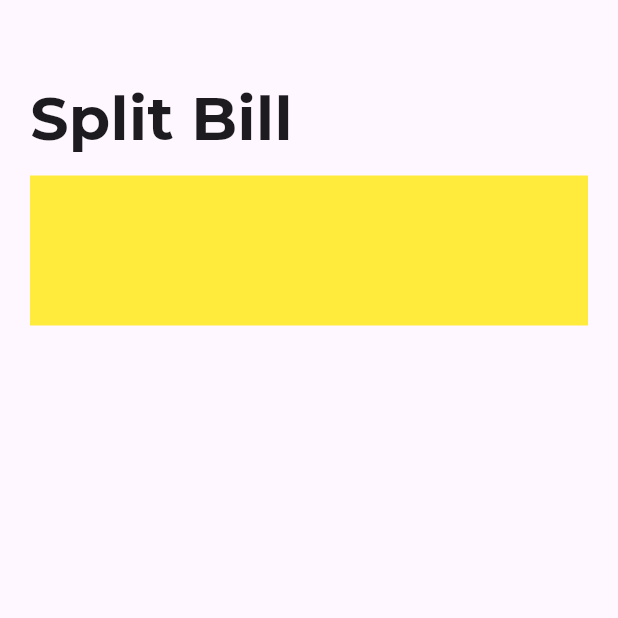
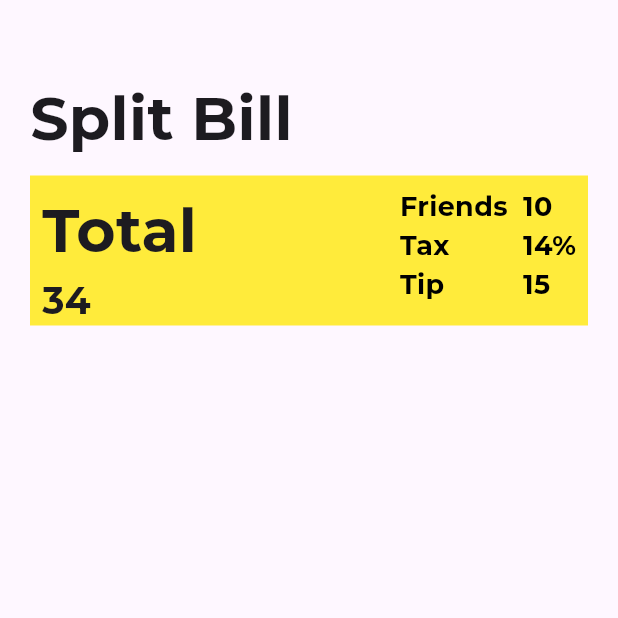
Before and after one commit to UildsonSantos/billsplit, a Flutter app: the screen it shows after launch, on a phone screen of 412 x 824 dp, the top half of it. Run offline on Flutter 3.47's test engine with Material 3 defaults, Android fonts, the phone set to English and light mode, and no system bars; our stand-ins replace google_fonts.

Commit message:
upper container of HomePage

```diff
--- a/lib/page/home.dart
+++ b/lib/page/home.dart
@@ -9,11 +9,14 @@ class BillSplit extends StatefulWidget {
 }
 
 class _BillSplitState extends State<BillSplit> {
+  TextStyle infoStyle = GoogleFonts.montserrat(
+      fontSize: 18, color: Colors.black, fontWeight: FontWeight.w700);
+
   @override
   Widget build(BuildContext context) {
     return Scaffold(
       body: Container(
-         margin: const EdgeInsets.only(left: 20, right: 20),
+        margin: const EdgeInsets.only(left: 20, right: 20),
         child: Column(
           children: [
             Container(
@@ -34,6 +37,57 @@ class _BillSplitState extends State<BillSplit> {
               decoration: const BoxDecoration(
                 color: Colors.yellow,
               ),
+              child: Row(
+                mainAxisAlignment: MainAxisAlignment.spaceBetween,
+                children: [
+                  Padding(
+                    padding: const EdgeInsets.all(8.0),
+                    child: Column(
+                      crossAxisAlignment: CrossAxisAlignment.start,
+                      children: [
+                        Text(
+                          'Total',
+                          style: GoogleFonts.montserrat(
+                            fontSize: 40,
+                            fontWeight: FontWeight.w700,
+                          ),
+                        ),
+                        Text(
+                          '34',
+                          style: GoogleFonts.montserrat(
+                            fontSize: 25,
+                            fontWeight: FontWeight.w700,
+                          ),
+                        ),
+                      ],
+                    ),
+                  ),
+                  Padding(
+                    padding: const EdgeInsets.all(8.0),
+                    child: Row(
+                      children: [
+                        Column(
+                          crossAxisAlignment: CrossAxisAlignment.start,
+                          children: [
+                            Text('Friends', style: infoStyle),
+                            Text('Tax', style: infoStyle),
+                            Text('Tip', style: infoStyle),
+                          ],
+                        ),
+                        const SizedBox(width: 10),
+                        Column(
+                          crossAxisAlignment: CrossAxisAlignment.start,
+                          children: [
+                            Text('10', style: infoStyle),
+                            Text('14%', style: infoStyle),
+                            Text('15', style: infoStyle),
+                          ],
+                        ),
+                      ],
+                    ),
+                  ),
+                ],
+              ),
             )
           ],
         ),
```
